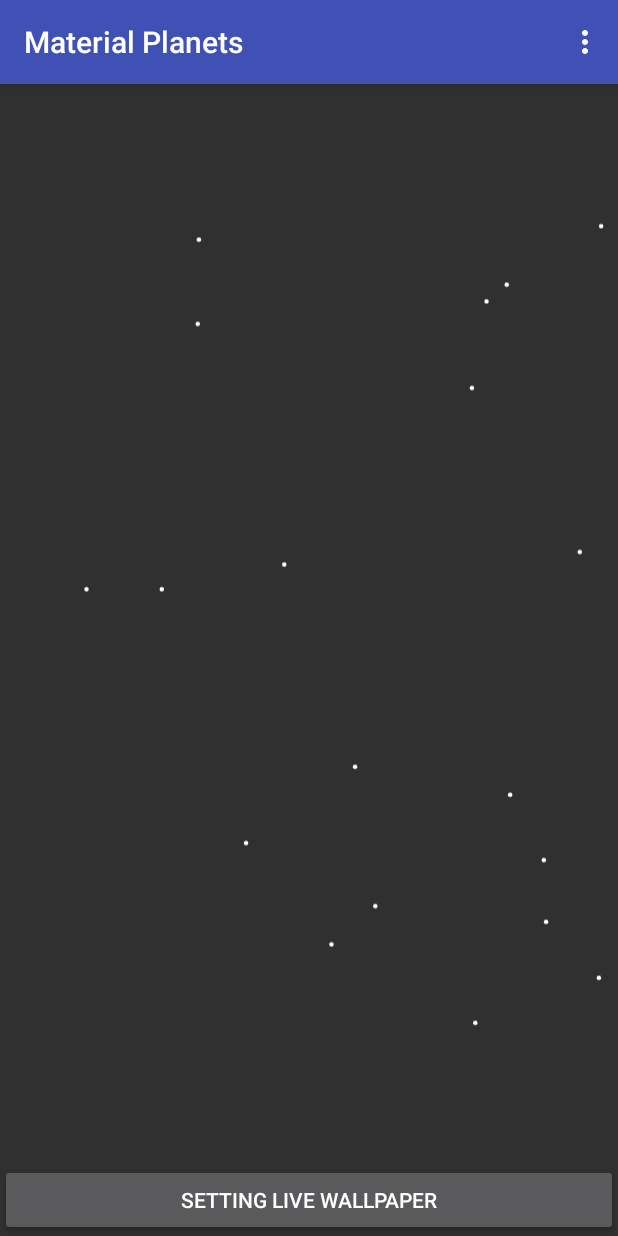
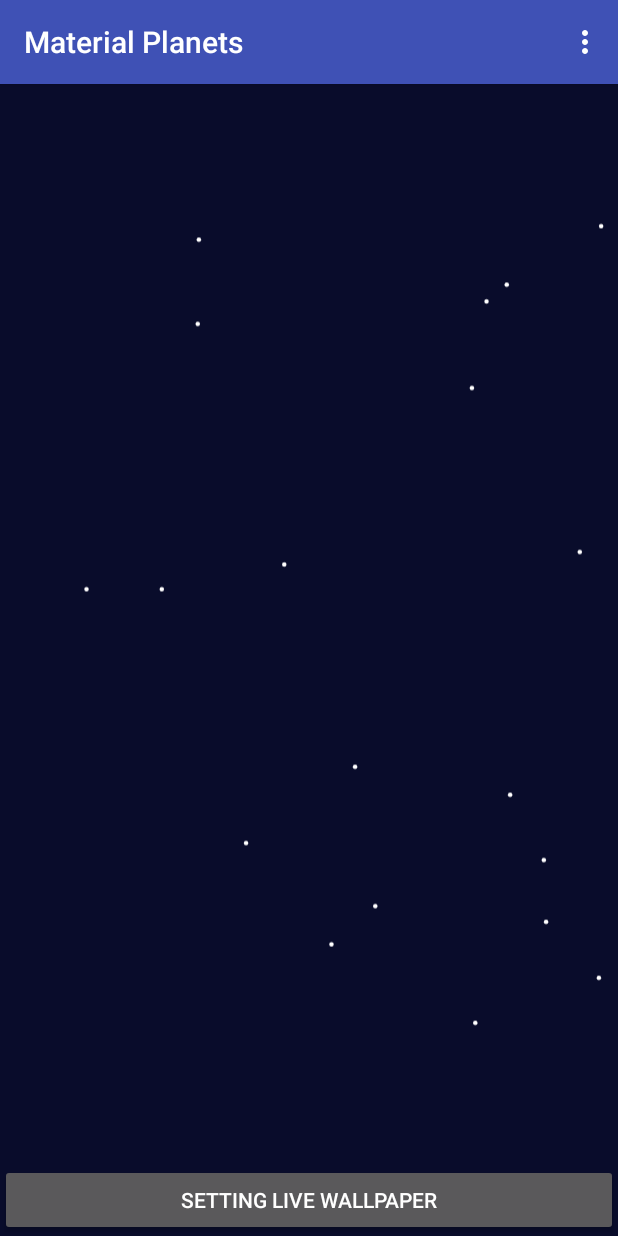
Before and after one commit to takahirom/material-planets, an Android app: the screen it shows after launch (MainActivity), on a phone screen of 412 x 824 dp. Run offline under Robolectric (Android 15) with nearby library versions, the phone set to English and light mode, and no system bars; libraries missing offline, so code that uses them is left out: de.psdev.licensesdialog; pictures from the network do not load.

Commit message:
Change background color

```diff
--- a/app/src/main/res/drawable/planet_vector_drawable.xml
+++ b/app/src/main/res/drawable/planet_vector_drawable.xml
@@ -1,18 +1,3 @@
-<!--
- Copyright (C) 2014 The Android Open Source Project
-
-     Licensed under the Apache License, Version 2.0 (the "License");
-     you may not use this file except in compliance with the License.
-     You may obtain a copy of the License at
-
-          http://www.apache.org/licenses/LICENSE-2.0
-
-     Unless required by applicable law or agreed to in writing, software
-     distributed under the License is distributed on an "AS IS" BASIS,
-     WITHOUT WARRANTIES OR CONDITIONS OF ANY KIND, either express or implied.
-     See the License for the specific language governing permissions and
-     limitations under the License.
--->
 <vector xmlns:android="http://schemas.android.com/apk/res/android"
     android:width="@dimen/vector_size_x"
     android:height="@dimen/vector_size_y"
--- a/app/src/main/res/values/colors.xml
+++ b/app/src/main/res/values/colors.xml
@@ -3,4 +3,5 @@
     <color name="colorPrimary">#3F51B5</color>
     <color name="colorPrimaryDark">#303F9F</color>
     <color name="colorAccent">#FF4081</color>
+    <color name="colorBackground">#090c2b</color>
 </resources>
--- a/app/src/main/res/values/styles.xml
+++ b/app/src/main/res/values/styles.xml
@@ -6,6 +6,7 @@
         <item name="colorPrimary">@color/colorPrimary</item>
         <item name="colorPrimaryDark">@color/colorPrimaryDark</item>
         <item name="colorAccent">@color/colorAccent</item>
+        <item name="android:windowBackground">@color/colorBackground</item>
     </style>
 
 </resources>
```
Also changed, not shown: app/src/main/java/com/github/takahirom/solarsystem/WallpaperMainService.java (+22 -21 lines).
